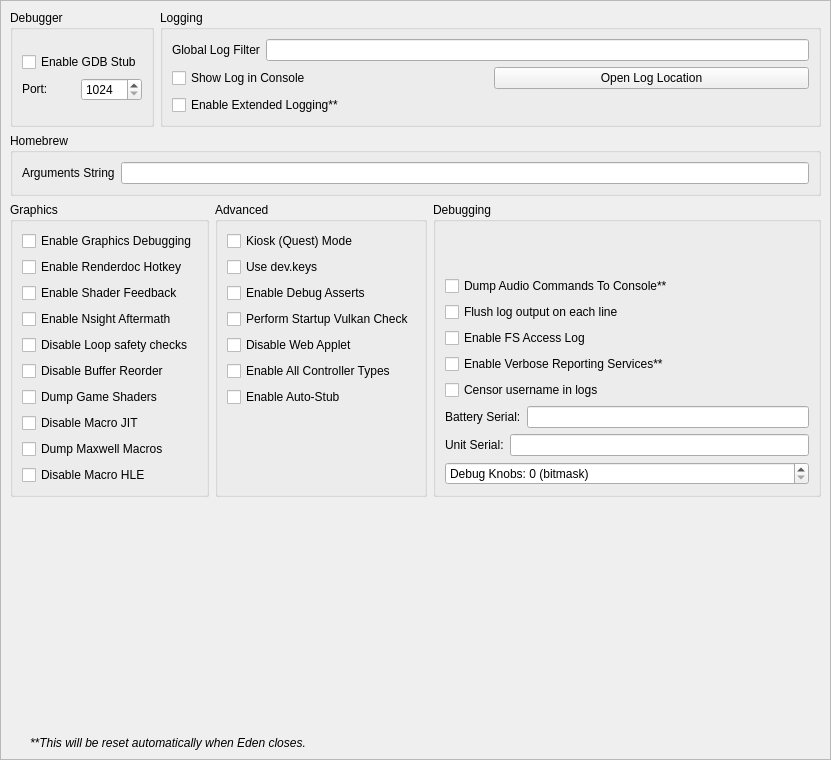
Before: the Qt Designer form eden/src/yuzu/configuration/configure_debug.ui in WWAndene2/Pomegrade, drawn with Qt 5.
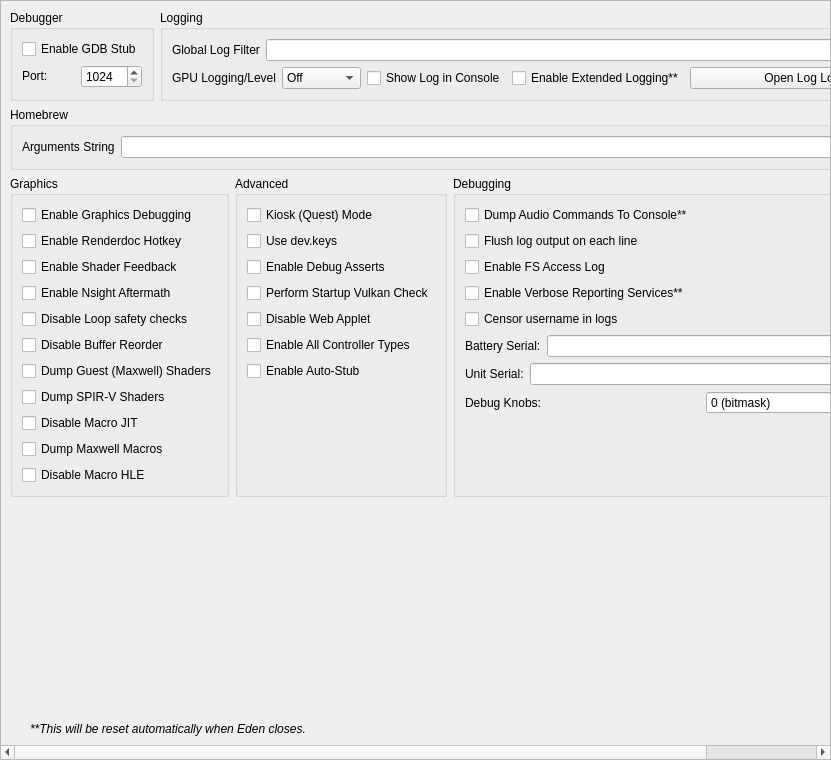
After: the same form once the commit is applied.

What changed in the file:
```diff
--- a/eden/src/yuzu/configuration/configure_debug.ui
+++ b/eden/src/yuzu/configuration/configure_debug.ui
@@ -157,7 +157,7 @@
          <string>Logging</string>
         </property>
         <layout class="QGridLayout" name="gridLayout_1">
-         <item row="0" column="0" colspan="2">
+         <item row="0" column="0" colspan="4">
           <widget class="QWidget" name="logging_widget" native="true">
            <property name="sizePolicy">
             <sizepolicy hsizetype="Preferred" vsizetype="Maximum">
@@ -197,7 +197,77 @@
            </layout>
           </widget>
          </item>
-         <item row="2" column="0">
+         <item row="1" column="0">
+          <widget class="QWidget" name="gpu_log_level_widget" native="true">
+           <property name="sizePolicy">
+            <sizepolicy hsizetype="Preferred" vsizetype="Maximum">
+             <horstretch>0</horstretch>
+             <verstretch>0</verstretch>
+            </sizepolicy>
+           </property>
+           <layout class="QHBoxLayout" name="gpu_log_level_layout">
+            <property name="leftMargin">
+             <number>0</number>
+            </property>
+            <property name="topMargin">
+             <number>0</number>
+            </property>
+            <property name="rightMargin">
+             <number>0</number>
+            </property>
+            <property name="bottomMargin">
+             <number>0</number>
+            </property>
+            <item>
+             <widget class="QLabel" name="gpu_log_level_label">
+              <property name="text">
+               <string>GPU Logging/Level</string>
+              </property>
+             </widget>
+            </item>
+            <item>
+             <widget class="QComboBox" name="gpu_log_level">
+              <property name="toolTip">
+               <string>Detail level for GPU logs. Off disables logging entirely.</string>
+              </property>
+              <item>
+               <property name="text">
+                <string>Off</string>
+               </property>
+              </item>
+              <item>
+               <property name="text">
+                <string>Errors</string>
+               </property>
+              </item>
+              <item>
+               <property name="text">
+                <string>Standard</string>
+               </property>
+              </item>
+              <item>
+               <property name="text">
+                <string>Verbose</string>
+               </property>
+              </item>
+              <item>
+               <property name="text">
+                <string>All</string>
+               </property>
+              </item>
+             </widget>
+            </item>
+           </layout>
+          </widget>
+         </item>
+         <item row="1" column="1">
+          <widget class="QCheckBox" name="toggle_console">
+           <property name="text">
+            <string>Show Log in Console</string>
+           </property>
+          </widget>
+         </item>
+         <item row="1" column="2">
           <widget class="QCheckBox" name="extended_logging">
            <property name="enabled">
             <bool>true</bool>
@@ -210,15 +280,20 @@
            </property>
           </widget>
          </item>
-         <item row="1" column="0">
-          <widget class="QCheckBox" name="toggle_console">
-           <property name="text">
-            <string>Show Log in Console</string>
-           </property>
-          </widget>
-         </item>
-         <item row="1" column="1">
+         <item row="1" column="3">
           <widget class="QPushButton" name="open_log_button">
+           <property name="sizePolicy">
+            <sizepolicy hsizetype="Expanding" vsizetype="Maximum">
+             <horstretch>1</horstretch>
+             <verstretch>0</verstretch>
+            </sizepolicy>
+           </property>
+           <property name="minimumSize">
+            <size>
+             <width>250</width>
+             <height>0</height>
+            </size>
+           </property>
            <property name="text">
             <string>Open Log Location</string>
            </property>
@@ -270,7 +345,7 @@
            </property>
           </widget>
          </item>
-         <item row="8" column="0">
+         <item row="9" column="0">
           <widget class="QCheckBox" name="dump_macros">
            <property name="enabled">
             <bool>true</bool>
@@ -302,7 +377,7 @@
             <string>When checked, it will dump all the original assembler shaders from the disk shader cache or game as found</string>
            </property>
            <property name="text">
-            <string>Dump Game Shaders</string>
+            <string>Dump Guest (Maxwell) Shaders</string>
            </property>
           </widget>
          </item>
@@ -313,7 +388,7 @@
            </property>
           </widget>
          </item>
-         <item row="7" column="0">
+         <item row="8" column="0">
           <widget class="QCheckBox" name="disable_macro_jit">
            <property name="enabled">
             <bool>true</bool>
@@ -326,7 +401,7 @@
            </property>
           </widget>
          </item>
-         <item row="9" column="0">
+         <item row="10" column="0">
           <widget class="QCheckBox" name="disable_macro_hle">
            <property name="enabled">
             <bool>true</bool>
@@ -352,7 +427,7 @@
            </property>
           </widget>
          </item>
-         <item row="10" column="0">
+         <item row="11" column="0">
           <spacer name="verticalSpacer_5">
            <property name="orientation">
             <enum>Qt::Orientation::Vertical</enum>
@@ -388,6 +463,16 @@
            </property>
           </widget>
          </item>
+         <item row="7" column="0">
+          <widget class="QCheckBox" name="gpu_log_shader_dumps">
+           <property name="toolTip">
+            <string>When checked, it will dump the recompiler's output SPIR-V binaries (.spv) under LogDir/shaders/. Inspect via SPIRV-Tools (spirv-dis / spirv-cross / spirv-val) or RenderDoc.</string>
+           </property>
+           <property name="text">
+            <string>Dump SPIR-V Shaders</string>
+           </property>
+          </widget>
+         </item>
         </layout>
        </widget>
       </item>
@@ -515,6 +600,40 @@
           </widget>
          </item>
           <item row="8" column="0">
+          <widget class="QWidget" name="debug_knobs_widget" native="true">
+           <property name="sizePolicy">
+            <sizepolicy hsizetype="Preferred" vsizetype="Maximum">
+             <horstretch>0</horstretch>
+             <verstretch>0</verstretch>
+            </sizepolicy>
+           </property>
+           <layout class="QHBoxLayout" name="horizontalLayout_debug_knobs">
+            <property name="leftMargin">
+             <number>0</number>
+            </property>
+            <property name="topMargin">
+             <number>0</number>
+            </property>
+            <property name="rightMargin">
+             <number>0</number>
+            </property>
+            <property name="bottomMargin">
+             <number>0</number>
+            </property>
+            <item>
+             <widget class="QLabel" name="label_debug_knobs">
+              <property name="sizePolicy">
+               <sizepolicy hsizetype="Preferred" vsizetype="Preferred">
+                <horstretch>0</horstretch>
+                <verstretch>0</verstretch>
+               </sizepolicy>
+              </property>
+              <property name="text">
+               <string>Debug Knobs:</string>
+              </property>
+             </widget>
+            </item>
+            <item>
             <widget class="QSpinBox" name="debug_knobs_spinbox">
                 <property name="minimum">
                 <number>0</number>
@@ -534,9 +653,9 @@
                 <property name="suffix">
                 <string> (bitmask)</string>
                 </property>
-                <property name="prefix">
-                <string>Debug Knobs: </string>
-                </property>
+             </widget>
+            </item>
+           </layout>
             </widget>
           </item>
          <item row="7" column="0">
@@ -579,7 +698,7 @@
            </layout>
           </widget>
          </item>
-         <item row="0" column="0">
+         <item row="20" column="0">
           <spacer name="verticalSpacer_3">
            <property name="orientation">
             <enum>Qt::Orientation::Vertical</enum>
```
Left out of the diff: 4 changed lines with no effect on the pictures. Lines whose indentation alone changed are shown as unchanged.
